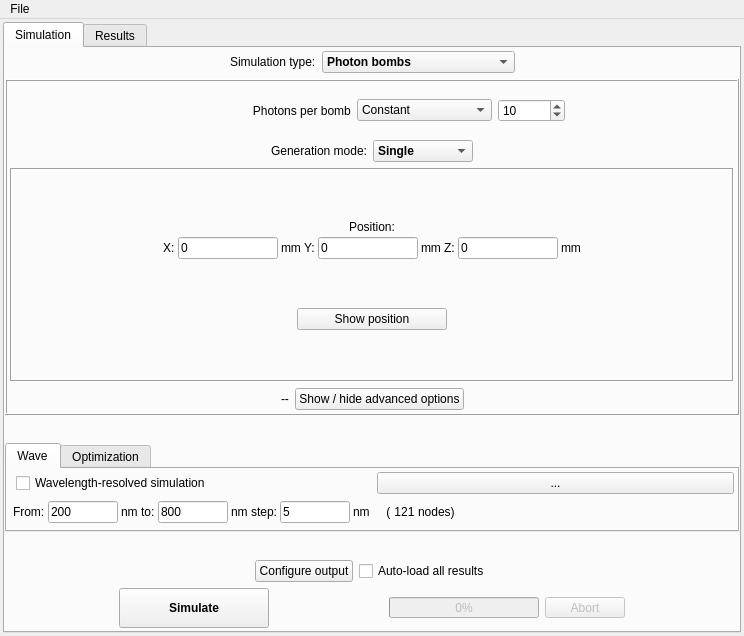
andrmor/ANTS3bundle, file ants3bundle/src/ants3/gui/photsim/a3photsimwin.ui: the form before one commit.
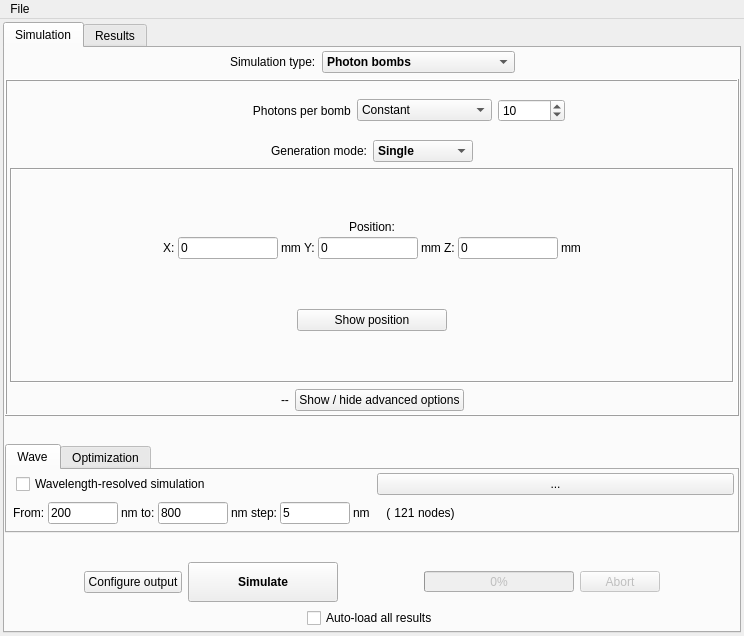
The form after the commit. The open tabs and pages were chosen to show the change.

```diff
--- a/ants3bundle/src/ants3/gui/photsim/a3photsimwin.ui
+++ b/ants3bundle/src/ants3/gui/photsim/a3photsimwin.ui
@@ -3570,50 +3570,6 @@
           </property>
          </spacer>
         </item>
-        <item>
-         <layout class="QHBoxLayout" name="horizontalLayout_5">
-          <item>
-           <spacer name="horizontalSpacer_21">
-            <property name="orientation">
-             <enum>Qt::Horizontal</enum>
-            </property>
-            <property name="sizeHint" stdset="0">
-             <size>
-              <width>80</width>
-              <height>20</height>
-             </size>
-            </property>
-           </spacer>
-          </item>
-          <item>
-           <widget class="QPushButton" name="pbConfigureOutput">
-            <property name="text">
-             <string>Configure output</string>
-            </property>
-           </widget>
-          </item>
-          <item>
-           <widget class="QCheckBox" name="cbAutoLoadResults">
-            <property name="text">
-             <string>Auto-load all results</string>
-            </property>
-           </widget>
-          </item>
-          <item>
-           <spacer name="horizontalSpacer_24">
-            <property name="orientation">
-             <enum>Qt::Horizontal</enum>
-            </property>
-            <property name="sizeHint" stdset="0">
-             <size>
-              <width>80</width>
-              <height>20</height>
-             </size>
-            </property>
-           </spacer>
-          </item>
-         </layout>
-        </item>
         <item>
          <layout class="QHBoxLayout" name="horizontalLayout_6">
           <item>
@@ -3629,6 +3585,13 @@
             </property>
            </spacer>
           </item>
+          <item>
+           <widget class="QPushButton" name="pbConfigureOutput">
+            <property name="text">
+             <string>Configure output</string>
+            </property>
+           </widget>
+          </item>
           <item>
            <widget class="QPushButton" name="pbSimulate">
             <property name="minimumSize">
@@ -3714,6 +3677,43 @@
           </item>
          </layout>
         </item>
+        <item>
+         <layout class="QHBoxLayout" name="horizontalLayout_5">
+          <item>
+           <spacer name="horizontalSpacer_21">
+            <property name="orientation">
+             <enum>Qt::Horizontal</enum>
+            </property>
+            <property name="sizeHint" stdset="0">
+             <size>
+              <width>80</width>
+              <height>20</height>
+             </size>
+            </property>
+           </spacer>
+          </item>
+          <item>
+           <widget class="QCheckBox" name="cbAutoLoadResults">
+            <property name="text">
+             <string>Auto-load all results</string>
+            </property>
+           </widget>
+          </item>
+          <item>
+           <spacer name="horizontalSpacer_24">
+            <property name="orientation">
+             <enum>Qt::Horizontal</enum>
+            </property>
+            <property name="sizeHint" stdset="0">
+             <size>
+              <width>80</width>
+              <height>20</height>
+             </size>
+            </property>
+           </spacer>
+          </item>
+         </layout>
+        </item>
        </layout>
       </widget>
       <widget class="QWidget" name="tab_4">
```
Left out of the diff: 2 changed lines with no effect on the pictures.
